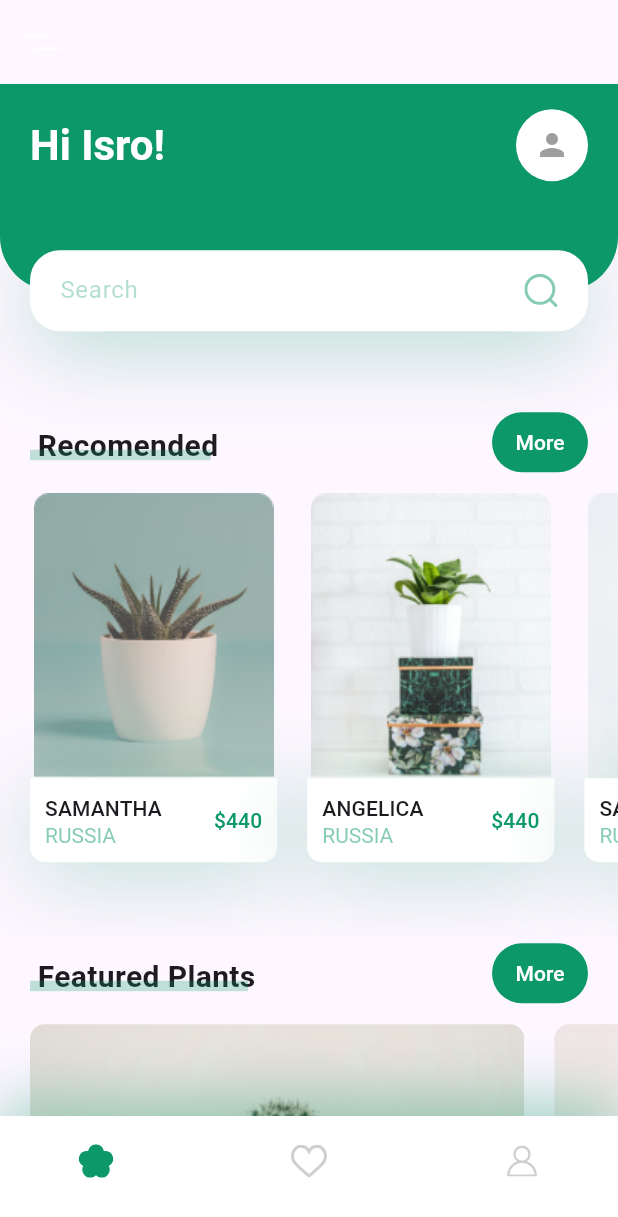
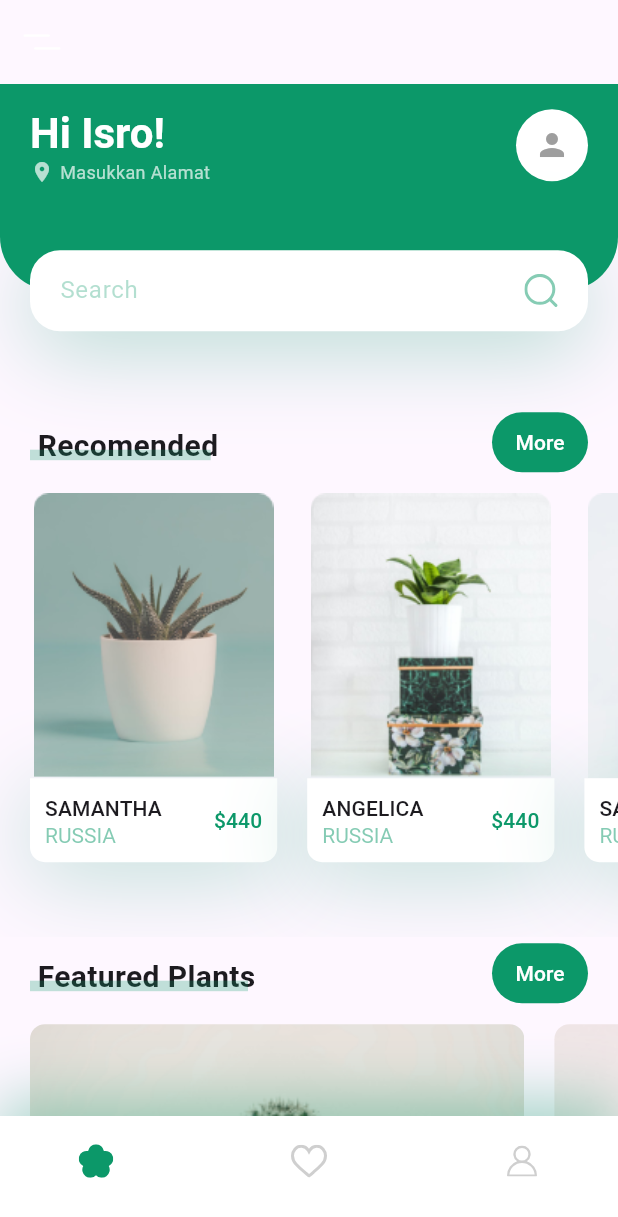
Before and after one commit to isro24/PlantApp, a Flutter app: the HomeScreen screen opened directly, on a phone screen of 412 x 824 dp. Shown: the top 1217 px of the screen. Run offline on Flutter 3.47's test engine with Material 3 defaults, Android fonts, the phone set to English and light mode, and no system bars; our stand-ins replace camera, flutter_bloc, flutter_svg, geocoding, geolocator, google_maps_flutter and 2 more.

Commit message:
Menambah pemilihan Alamat di Map pada HeaderWithSearchBox

```diff
--- a/lib/screens/home/components/header_with_searchbox.dart
+++ b/lib/screens/home/components/header_with_searchbox.dart
@@ -3,14 +3,21 @@ import 'package:flutter_bloc/flutter_bloc.dart';
 import 'package:flutter_svg/flutter_svg.dart';
 import 'package:plant_app/constant.dart';
 import 'package:plant_app/bloc/camera_bloc.dart';
-
-class HeaderWithSearchBox extends StatelessWidget {
+import 'package:plant_app/screens/map_page.dart';
+class HeaderWithSearchBox extends StatefulWidget {
   const HeaderWithSearchBox({
     super.key,
     required this.size,
   });
 
   final Size size;
+
+  @override
+  State<HeaderWithSearchBox> createState() => _HeaderWithSearchBoxState();
+}
+
+class _HeaderWithSearchBoxState extends State<HeaderWithSearchBox> {
+  String? selectedAddress;
 
   void _showImageSourceSheet(BuildContext context) {
     showModalBottomSheet(
@@ -42,6 +49,19 @@ class HeaderWithSearchBox extends StatelessWidget {
     );
   }
 
+  Future<void> _selectAddress() async {
+    final result = await Navigator.push(
+      context,
+      MaterialPageRoute(builder: (_) => const MapPage()),
+    );
+
+    if (result != null && result is String) {
+      setState(() {
+        selectedAddress = result;
+      });
+    }
+  }
+
   @override
   Widget build(BuildContext context) {
     return BlocConsumer<CameraBloc, CameraState>(
@@ -56,7 +76,7 @@ class HeaderWithSearchBox extends StatelessWidget {
       builder: (context, state) {
         return Container(
           margin: EdgeInsets.only(bottom: kDefaultPadding * 2.5),
-          height: size.height * 0.2,
+          height: widget.size.height * 0.2,
           child: Stack(
             children: [
               Container(
@@ -65,7 +85,7 @@ class HeaderWithSearchBox extends StatelessWidget {
                   right: kDefaultPadding,
                   bottom: 36 + kDefaultPadding,
                 ),
-                height: size.height * 0.2 - 27,
+                height: widget.size.height * 0.2 - 27,
                 decoration: BoxDecoration(
                   color: kPrimaryColor,
                   borderRadius: BorderRadius.only(
@@ -75,6 +95,13 @@ class HeaderWithSearchBox extends StatelessWidget {
                 ),
                 child: Row(
                   children: [
+                    Expanded(
+                      child: GestureDetector(
+                        onTap: _selectAddress,
+                        child: Column(
+                          crossAxisAlignment: CrossAxisAlignment.start,
+                          mainAxisAlignment: MainAxisAlignment.center,
+                          children: [
                             Text(
                               'Hi Isro!',
                               style: Theme.of(context).textTheme.headlineMedium!.copyWith(
@@ -82,7 +109,27 @@ class HeaderWithSearchBox extends StatelessWidget {
                                     fontWeight: FontWeight.bold,
                                   ),
                             ),
-                    Spacer(),
+                            Row(
+                              children: [
+                                const Icon(Icons.location_on, size: 16, color: Colors.white70),
+                                const SizedBox(width: 4),
+                                Flexible(
+                                  child: Text(
+                                    selectedAddress ?? 'Masukkan Alamat',
+                                    maxLines: 2,
+                                    overflow: TextOverflow.ellipsis,
+                                    style: const TextStyle(
+                                      color: Colors.white70,
+                                      fontSize: 12,
+                                    ),
+                                  ),
+                                ),
+                              ],
+                            ),
+                          ],
+                        ),
+                      ),
+                    ),
                     GestureDetector(
                       onTap: () => _showImageSourceSheet(context),
                       child: BlocBuilder<CameraBloc, CameraState>(
```
Lines whose indentation alone changed are shown as unchanged.
